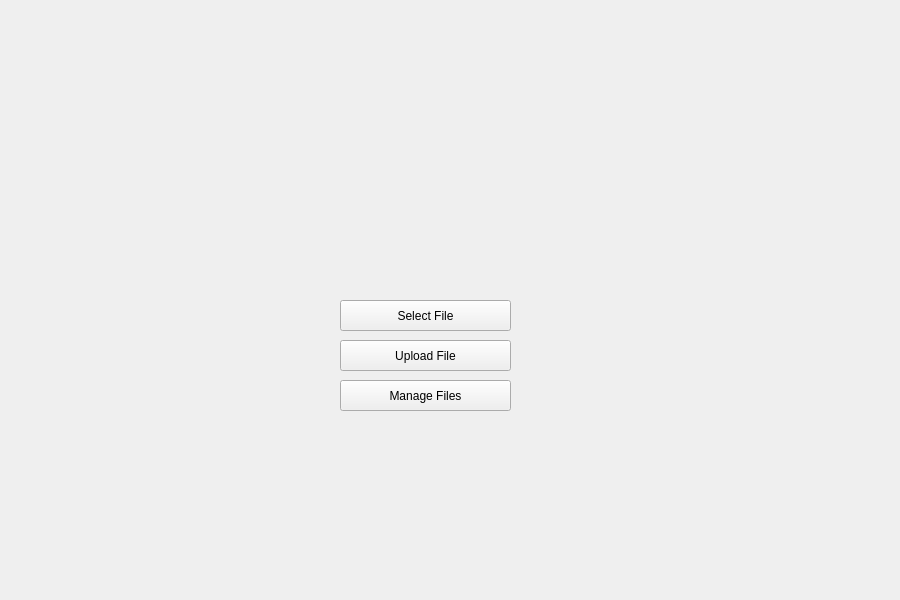
First picture: the form in host_app/ui/homeScreen.ui, repository Thaysen01/MyMedia-Capstone-2, before the edit.
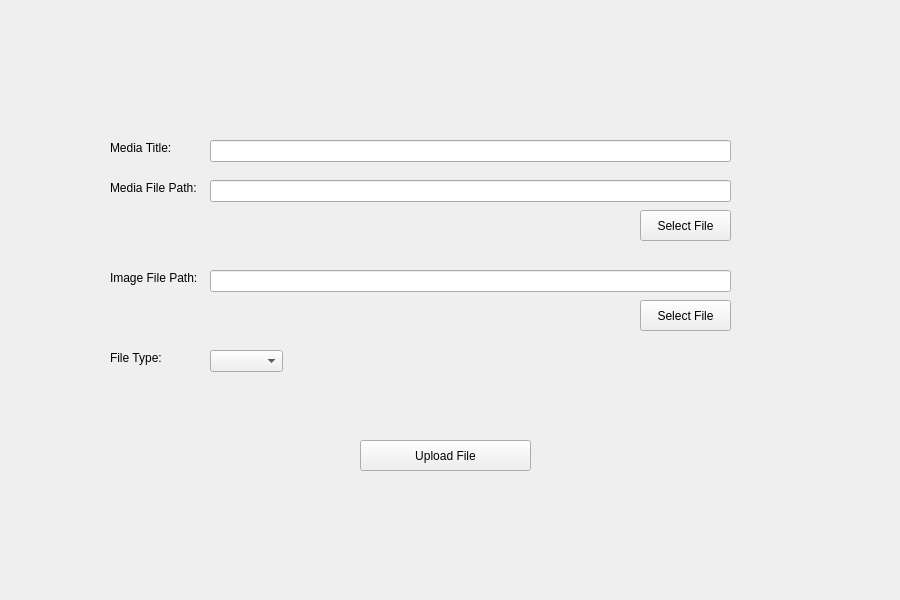
Second picture: the form after the edit.

The edit to the form file:
```diff
--- a/host_app/ui/homeScreen.ui
+++ b/host_app/ui/homeScreen.ui
@@ -28,9 +28,9 @@
   <widget class="QPushButton" name="select_file_btn">
    <property name="geometry">
     <rect>
-     <x>340</x>
-     <y>300</y>
-     <width>171</width>
+     <x>640</x>
+     <y>210</y>
+     <width>91</width>
      <height>31</height>
     </rect>
    </property>
@@ -41,8 +41,8 @@
   <widget class="QPushButton" name="upload_btn">
    <property name="geometry">
     <rect>
-     <x>340</x>
-     <y>340</y>
+     <x>360</x>
+     <y>440</y>
      <width>171</width>
      <height>31</height>
     </rect>
@@ -51,17 +51,112 @@
     <string>Upload File</string>
    </property>
   </widget>
-  <widget class="QPushButton" name="manage_files_btn">
+  <widget class="QLabel" name="label">
    <property name="geometry">
     <rect>
-     <x>340</x>
-     <y>380</y>
-     <width>171</width>
+     <x>110</x>
+     <y>180</y>
+     <width>101</width>
+     <height>16</height>
+    </rect>
+   </property>
+   <property name="text">
+    <string>Media File Path: </string>
+   </property>
+  </widget>
+  <widget class="QLabel" name="label_2">
+   <property name="geometry">
+    <rect>
+     <x>110</x>
+     <y>270</y>
+     <width>101</width>
+     <height>16</height>
+    </rect>
+   </property>
+   <property name="text">
+    <string>Image File Path:</string>
+   </property>
+  </widget>
+  <widget class="QLineEdit" name="media_path">
+   <property name="geometry">
+    <rect>
+     <x>210</x>
+     <y>180</y>
+     <width>521</width>
+     <height>22</height>
+    </rect>
+   </property>
+  </widget>
+  <widget class="QLineEdit" name="media_image_path">
+   <property name="geometry">
+    <rect>
+     <x>210</x>
+     <y>270</y>
+     <width>521</width>
+     <height>22</height>
+    </rect>
+   </property>
+  </widget>
+  <widget class="QPushButton" name="select_image_btn">
+   <property name="geometry">
+    <rect>
+     <x>640</x>
+     <y>300</y>
+     <width>91</width>
      <height>31</height>
     </rect>
    </property>
    <property name="text">
-    <string>Manage Files</string>
+    <string>Select File</string>
+   </property>
+  </widget>
+  <widget class="QLabel" name="label_3">
+   <property name="geometry">
+    <rect>
+     <x>110</x>
+     <y>350</y>
+     <width>101</width>
+     <height>16</height>
+    </rect>
+   </property>
+   <property name="text">
+    <string>File Type:</string>
+   </property>
+  </widget>
+  <widget class="QComboBox" name="media_type_dropdown">
+   <property name="geometry">
+    <rect>
+     <x>210</x>
+     <y>350</y>
+     <width>73</width>
+     <height>22</height>
+    </rect>
+   </property>
+  </widget>
+  <widget class="QLabel" name="label_4">
+   <property name="geometry">
+    <rect>
+     <x>110</x>
+     <y>140</y>
+     <width>101</width>
+     <height>16</height>
+    </rect>
+   </property>
+   <property name="text">
+    <string>Media Title:</string>
+   </property>
+  </widget>
+  <widget class="QLineEdit" name="media_path_2">
+   <property name="geometry">
+    <rect>
+     <x>210</x>
+     <y>140</y>
+     <width>521</width>
+     <height>22</height>
+    </rect>
+   </property>
+   <property name="text">
+    <string/>
    </property>
   </widget>
  </widget>
```
Left out of the diff: 2 changed lines with no effect on the pictures.
